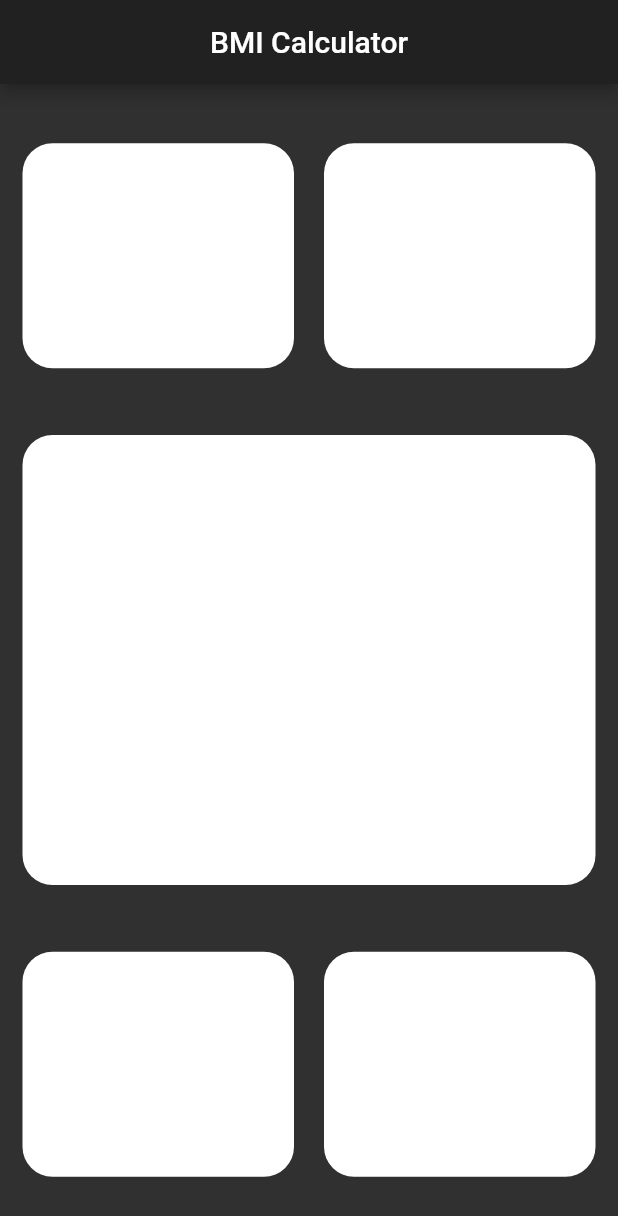
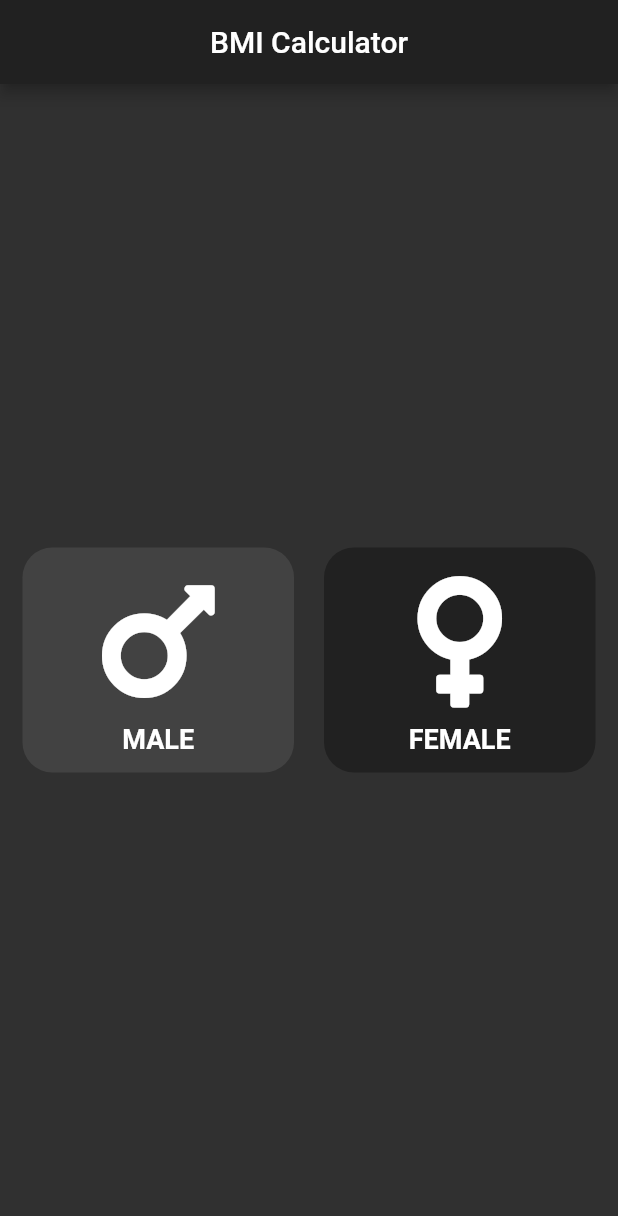
Before and after one commit to Harmanjit14/BMI-Calculator, a Flutter app: the screen it shows after launch, on a phone screen of 412 x 824 dp. Shown: the top 1216 px of the screen. Run offline on Flutter 3.47's test engine with Material 2 defaults, Android fonts, the phone set to English and light mode, and no system bars; our stand-ins replace font_awesome_flutter.

Commit message:
adding functionality and icons

```diff
--- a/lib/main.dart
+++ b/lib/main.dart
@@ -1,4 +1,5 @@
 import 'package:flutter/material.dart';
+import 'package:font_awesome_flutter/font_awesome_flutter.dart';
 
 void main() {
   runApp(MyApp());
@@ -14,12 +15,93 @@ class MyApp extends StatelessWidget {
   }
 }
 
+class MaleWid extends StatelessWidget {
+  final Color boxCol;
+  MaleWid({@required this.boxCol});
+  @override
+  Widget build(BuildContext context) {
+    return Expanded(
+      flex: 1,
+      child: Container(
+        child: Column(
+          crossAxisAlignment: CrossAxisAlignment.center,
+          mainAxisAlignment: MainAxisAlignment.center,
+          children: <Widget>[
+            Icon(
+              FontAwesomeIcons.mars,
+              size: 100,
+            ),
+            SizedBox(
+              height: 5,
+            ),
+            Text(
+              'MALE',
+              style: TextStyle(
+                  fontSize: 18,
+                  fontWeight: FontWeight.bold,
+                  color: Colors.white),
+            )
+          ],
+        ),
+        margin: EdgeInsets.fromLTRB(15, 15, 10, 15),
+        height: 150,
+        width: double.infinity,
+        decoration: BoxDecoration(
+            borderRadius: BorderRadius.circular(20), color: boxCol),
+      ),
+    );
+  }
+}
+
+class FemaleWid extends StatelessWidget {
+  final Color boxCol;
+  FemaleWid({@required this.boxCol});
+  @override
+  Widget build(BuildContext context) {
+    return Expanded(
+      flex: 1,
+      child: Container(
+        child: Column(
+          crossAxisAlignment: CrossAxisAlignment.center,
+          mainAxisAlignment: MainAxisAlignment.center,
+          children: <Widget>[
+            Icon(
+              FontAwesomeIcons.venus,
+              size: 100,
+            ),
+            SizedBox(
+              height: 5,
+            ),
+            Text(
+              'FEMALE',
+              style: TextStyle(
+                  fontSize: 18,
+                  fontWeight: FontWeight.bold,
+                  color: Colors.white),
+            )
+          ],
+        ),
+        margin: EdgeInsets.fromLTRB(10, 15, 15, 15),
+        height: 150,
+        width: double.infinity,
+        decoration: BoxDecoration(
+            borderRadius: BorderRadius.circular(20), color: boxCol),
+      ),
+    );
+  }
+}
+
 class BmiCal extends StatefulWidget {
   @override
   _BmiCalState createState() => _BmiCalState();
 }
 
 class _BmiCalState extends State<BmiCal> {
+  Color inactive = Colors.grey[800];
+  Color active = Colors.grey[900];
+  int male = 0;
+  int female = 0;
+
   @override
   Widget build(BuildContext context) {
     return Scaffold(
@@ -31,76 +113,26 @@ class _BmiCalState extends State<BmiCal> {
         child: Column(
           mainAxisAlignment: MainAxisAlignment.spaceEvenly,
           children: <Widget>[
-            Padding(
-              padding: EdgeInsets.all(15),
-              child: Row(
-                mainAxisAlignment: MainAxisAlignment.spaceEvenly,
-                children: <Widget>[
-                  Expanded(
-                    child: Container(
-                      height: 150,
-                      width: 150,
-                      decoration: BoxDecoration(
-                          borderRadius: BorderRadius.circular(20),
-                          color: Colors.white),
+            Row(
+              children: <Widget>[
+                Expanded(
+                  child: GestureDetector(
+                    onTap: null,
+                    child: MaleWid(
+                      boxCol: inactive,
                     ),
                   ),
-                  SizedBox(
-                    width: 20,
-                  ),
-                  Expanded(
-                    child: Container(
-                      height: 150,
-                      width: 150,
-                      decoration: BoxDecoration(
-                          borderRadius: BorderRadius.circular(20),
-                          color: Colors.white),
+                ),
+                Expanded(
+                  child: GestureDetector(
+                    onTap: null,
+                    child: FemaleWid(
+                      boxCol: active,
                     ),
                   ),
-                ],
-              ),
-            ),
-            Padding(
-              padding: EdgeInsets.symmetric(vertical: 5, horizontal: 15),
-              child: Expanded(
-                child: Container(
-                  height: 300,
-                  width: double.infinity,
-                  decoration: BoxDecoration(
-                      borderRadius: BorderRadius.circular(20),
-                      color: Colors.white),
                 ),
-              ),
-            ),
-            Padding(
-              padding: EdgeInsets.all(15),
-              child: Row(
-                mainAxisAlignment: MainAxisAlignment.spaceEvenly,
-                children: <Widget>[
-                  Expanded(
-                    child: Container(
-                      height: 150,
-                      width: 150,
-                      decoration: BoxDecoration(
-                          borderRadius: BorderRadius.circular(20),
-                          color: Colors.white),
-                    ),
-                  ),
-                  SizedBox(
-                    width: 20,
-                  ),
-                  Expanded(
-                    child: Container(
-                      height: 150,
-                      width: 150,
-                      decoration: BoxDecoration(
-                          borderRadius: BorderRadius.circular(20),
-                          color: Colors.white),
-                    ),
-                  ),
-                ],
-              ),
-            ),
+              ],
+            )
           ],
         ),
       ),
--- a/pubspec.yaml
+++ b/pubspec.yaml
@@ -28,6 +28,7 @@ dependencies:
   # The following adds the Cupertino Icons font to your application.
   # Use with the CupertinoIcons class for iOS style icons.
   cupertino_icons: ^0.1.3
+  font_awesome_flutter: ^8.4.0
 
 dev_dependencies:
   flutter_test:
```
Also changed, not shown: pubspec.lock, 37 other files.
